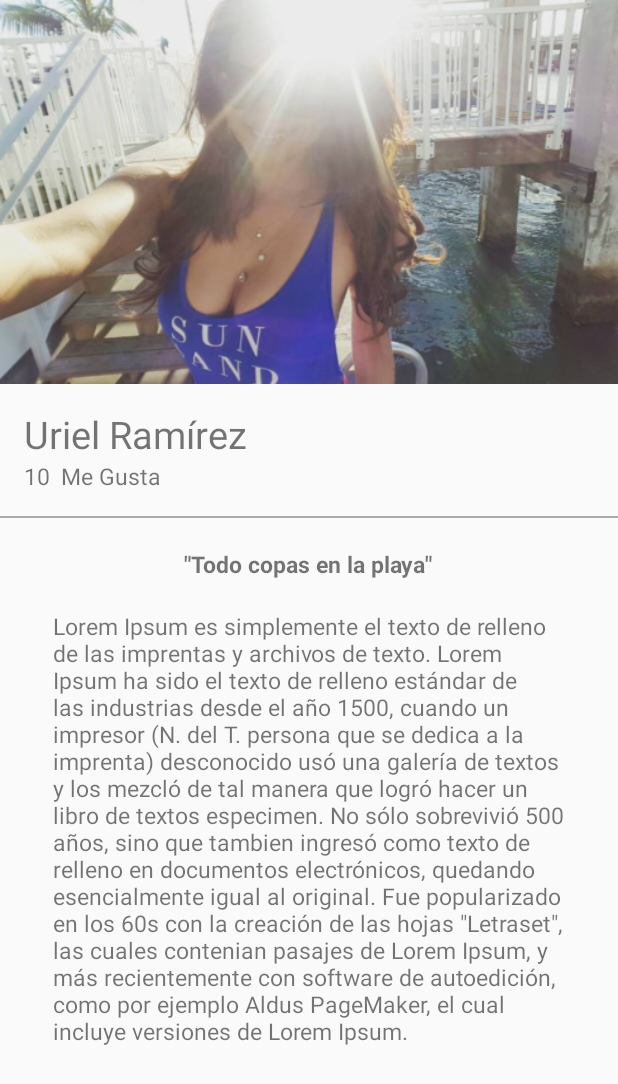
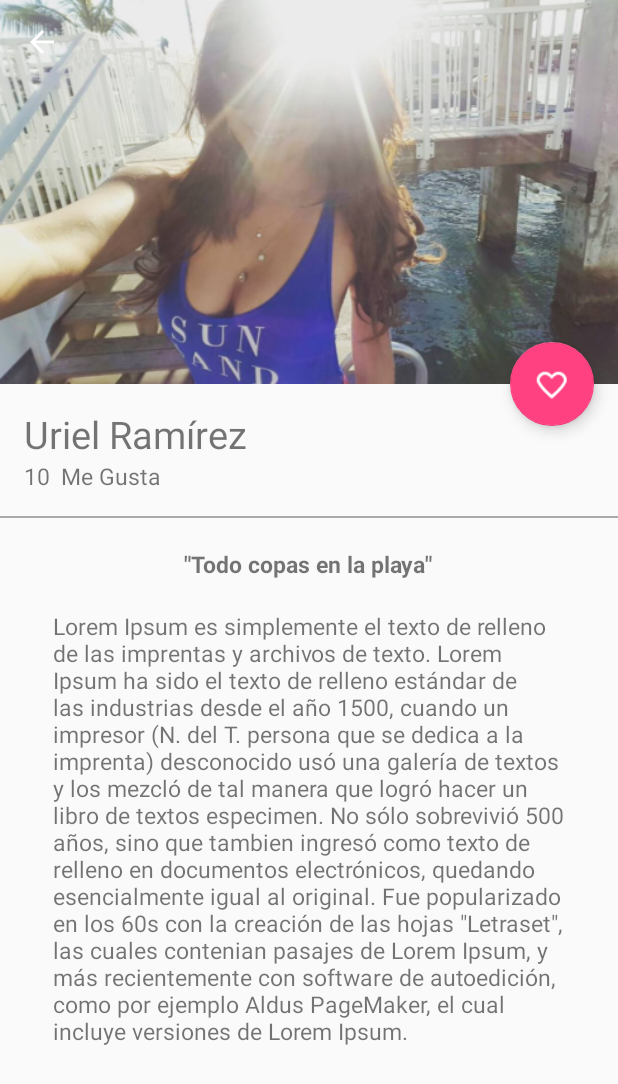
Before and after one commit to andryx70/Platzigram, an Android app: the PictureDetailActivity screen opened directly, with no data from a screen before it, on a phone screen of 412 x 824 dp. Shown: the top 1084 px of the screen. Run offline under Robolectric (Android 15) with nearby library versions, the phone set to English and light mode, and no system bars.

Commit message:
17/4/2018 7:25pm

```diff
--- a/app/build.gradle
+++ b/app/build.gradle
@@ -31,4 +31,5 @@ dependencies {
     implementation 'com.android.support:cardview-v7:27.1.0'
     implementation 'com.android.support:recyclerview-v7:27.1.0'
     implementation 'com.squareup.picasso:picasso:2.71828'
+    implementation 'de.hdodenhof:circleimageview:2.2.0'
 }
--- a/app/src/main/java/com/example/andry/platzigram/view/PictureDetailActivity.java
+++ b/app/src/main/java/com/example/andry/platzigram/view/PictureDetailActivity.java
@@ -1,5 +1,6 @@
 package com.example.andry.platzigram.view;
 
+import android.support.design.widget.CollapsingToolbarLayout;
 import android.support.v7.app.AppCompatActivity;
 import android.os.Bundle;
 import android.support.v7.widget.Toolbar;
@@ -13,14 +14,14 @@ public class PictureDetailActivity extends AppCompatActivity {
     protected void onCreate(Bundle savedInstanceState) {
         super.onCreate(savedInstanceState);
         setContentView(R.layout.activity_picture_detail);
+        showToolbar("", true);
     }
 
-    public void showToolbar(String tittle, boolean upButton, View view) {
-        Toolbar toolbar = (Toolbar) view.findViewById(R.id.toolbar);
+    public void showToolbar(String tittle, boolean upButton) {
+        Toolbar toolbar = (Toolbar) findViewById(R.id.toolbar);
         setSupportActionBar(toolbar);
         getSupportActionBar().setTitle(tittle);
         getSupportActionBar().setDisplayHomeAsUpEnabled(upButton);
+        CollapsingToolbarLayout collapsingToolbarLayout = (CollapsingToolbarLayout) findViewById(R.id.collapsingToolbar);
     }
-
-
 }
--- a/app/src/main/res/layout/activity_picture_detail.xml
+++ b/app/src/main/res/layout/activity_picture_detail.xml
@@ -29,7 +29,7 @@
                 app:layout_collapseMode="parallax" />
 
             <android.support.v7.widget.Toolbar
-                android:id="@+id/detailToolbar"
+                android:id="@+id/toolbar"
                 android:layout_width="match_parent"
                 android:layout_height="?attr/actionBarSize"
                 app:layout_collapseMode="pin"
@@ -113,4 +113,13 @@
 
     </android.support.v4.widget.NestedScrollView>
 
+    <android.support.design.widget.FloatingActionButton
+        android:id="@+id/fab"
+        android:layout_width="wrap_content"
+        android:layout_height="wrap_content"
+        android:layout_margin="@dimen/fab_margin"
+        app:srcCompat="@drawable/heart"
+        app:layout_anchor="@id/appBar"
+        app:layout_anchorGravity="bottom|end"/>
+
 </android.support.design.widget.CoordinatorLayout>
```
Also changed, not shown: app/src/main/AndroidManifest.xml (+6 -1 lines), app/src/main/res/layout/fragment_profile.xml (+3 -10 lines).
